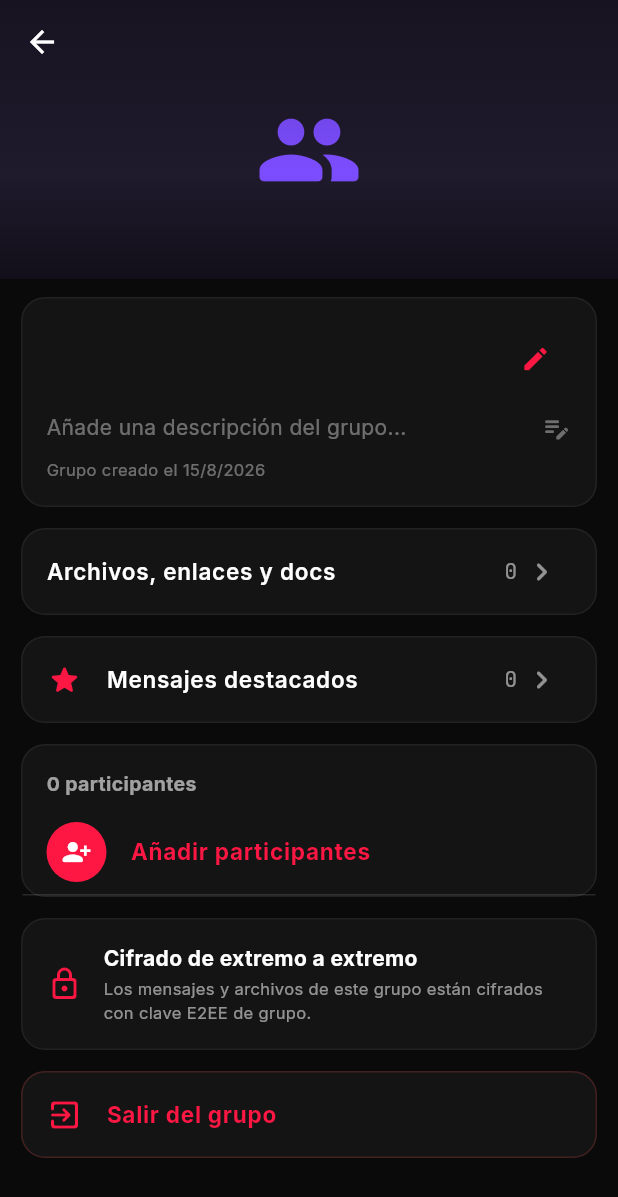
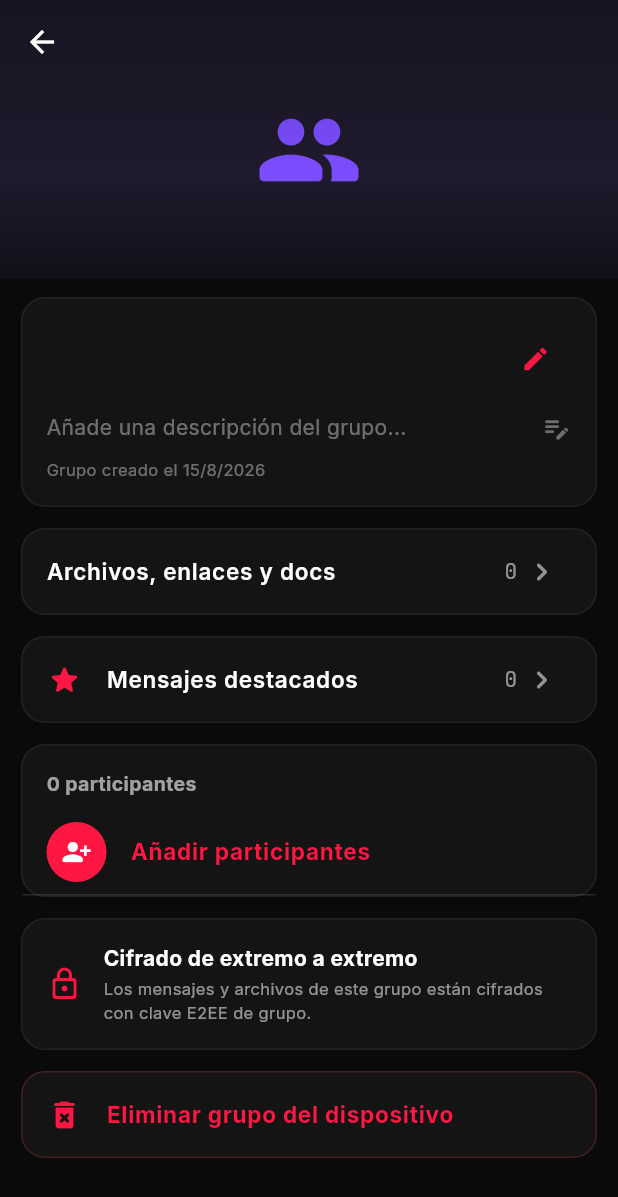
Before and after one commit to Yuk1Katsume/crystalapp, a Flutter app: the GroupInfoScreen screen opened directly with empty values, scrolled down 94 dp, on a phone screen of 412 x 824 dp. Shown: the top 1197 px of the screen. Run offline on Flutter 3.47's test engine with Material 3 defaults, Android fonts, the light colour scheme and no system bars; our stand-ins replace audioplayers, cloud_firestore, firebase_auth, firebase_core, flutter_local_notifications, google_fonts and 7 more; missing offline and left inert: encrypt, flutter_webrtc, record; accounts and stored records are empty; network calls fail.

Commit message:
release: v1.6.9+100064 - Optimizacion integral: transmision de audio WebRTC bidireccional en llamadas, verificacion de buckets de Supabase y resolucion completa del ciclo de vida de grupos y administradores

```diff
--- a/lib/screens/call_screen.dart
+++ b/lib/screens/call_screen.dart
@@ -115,6 +115,10 @@ class _CallScreenState extends State<CallScreen> with SingleTickerProviderStateM
 
       if (status == 'connected' && !_isConnected) {
         await _soundPlayer.stop();
+        // Ensure remote stream audio tracks are enabled and unmuted
+        _callService.remoteStream?.getAudioTracks().forEach((track) {
+          track.enabled = true;
+        });
         if (mounted) {
           setState(() {
             _isConnected = true;
--- a/lib/screens/group_info_screen.dart
+++ b/lib/screens/group_info_screen.dart
@@ -403,14 +403,19 @@ class _GroupInfoScreenState extends State<GroupInfoScreen> {
   }
 
   Future<void> _leaveGroup() async {
+    final myUid = _authService.currentUser?.uid ?? '';
+    final isMember = _memberIds.contains(myUid);
+
     final confirmed = await showDialog<bool>(
       context: context,
       builder: (ctx) => AlertDialog(
         backgroundColor: const Color(0xFF1E1E1E),
         shape: RoundedRectangleBorder(borderRadius: BorderRadius.circular(16)),
-        title: Text('¿Salir del grupo "$_groupName"?', style: const TextStyle(color: Colors.white, fontWeight: FontWeight.bold)),
-        content: const Text(
-          'Ya no recibirás los mensajes enviados en este grupo.',
+        title: Text(isMember ? '¿Salir del grupo "$_groupName"?' : '¿Eliminar grupo del dispositivo?', style: const TextStyle(color: Colors.white, fontWeight: FontWeight.bold)),
+        content: Text(
+          isMember
+              ? 'Ya no podrás enviar ni recibir mensajes en este grupo.'
+              : 'Se eliminará este grupo y todo su historial de mensajes de tu teléfono.',
           style: const TextStyle(color: Colors.white70),
         ),
         actions: [
@@ -421,15 +426,18 @@ class _GroupInfoScreenState extends State<GroupInfoScreen> {
           ElevatedButton(
             style: ElevatedButton.styleFrom(backgroundColor: const Color(0xFFFF1744)),
             onPressed: () => Navigator.pop(ctx, true),
-            child: const Text('Salir', style: TextStyle(color: Colors.white)),
+            child: Text(isMember ? 'Salir' : 'Eliminar', style: const TextStyle(color: Colors.white)),
           ),
         ],
       ),
     );
 
     if (confirmed == true) {
-      final currentUid = _authService.currentUser?.uid ?? '';
-      await _groupService.removeMemberFromGroup(widget.groupId, currentUid);
+      if (isMember) {
+        await _groupService.removeMemberFromGroup(widget.groupId, myUid);
+      } else {
+        await _localDb.deleteConversation(widget.groupId);
+      }
 
       if (mounted) {
         Navigator.popUntil(context, (route) => route.isFirst);
@@ -923,7 +931,7 @@ class _GroupInfoScreenState extends State<GroupInfoScreen> {
 
                         const SizedBox(height: 14),
 
-                        // Leave Group Action
+                        // Leave / Delete Group Action
                         Container(
                           width: double.infinity,
                           decoration: BoxDecoration(
@@ -933,10 +941,14 @@ class _GroupInfoScreenState extends State<GroupInfoScreen> {
                           ),
                           child: ListTile(
                             onTap: _leaveGroup,
-                            leading: const Icon(Icons.exit_to_app_rounded, color: Color(0xFFFF1744), size: 24),
-                            title: const Text(
-                              'Salir del grupo',
-                              style: TextStyle(color: Color(0xFFFF1744), fontWeight: FontWeight.bold, fontSize: 15),
+                            leading: Icon(
+                              _memberIds.contains(currentUid) ? Icons.exit_to_app_rounded : Icons.delete_forever_rounded,
+                              color: const Color(0xFFFF1744),
+                              size: 24,
+                            ),
+                            title: Text(
+                              _memberIds.contains(currentUid) ? 'Salir del grupo' : 'Eliminar grupo del dispositivo',
+                              style: const TextStyle(color: Color(0xFFFF1744), fontWeight: FontWeight.bold, fontSize: 15),
                             ),
                           ),
                         ),
--- a/lib/services/call_service.dart
+++ b/lib/services/call_service.dart
@@ -706,6 +706,7 @@ class CallService {
       _localStream = await navigator.mediaDevices.getUserMedia(mediaConstraints);
       _peerConnection = await createPeerConnection(_iceServers);
 
+      // Add local audio/video tracks to peer connection
       _localStream?.getTracks().forEach((track) {
         _peerConnection?.addTrack(track, _localStream!);
       });
@@ -723,6 +724,7 @@ class CallService {
         }
       };
 
+      // Set audio output correctly for voice calls (earpiece by default)
       try {
         Helper.setSpeakerphoneOn(false);
       } catch (_) {}
--- a/pubspec.yaml
+++ b/pubspec.yaml
@@ -2,7 +2,7 @@ name: crystalapp
 description: "CrystalApp - WhatsApp-like chat app with Firebase"
 publish_to: 'none'
 
-version: 1.6.8+100063
+version: 1.6.9+100064
 
 environment:
   sdk: ^3.12.2
```
